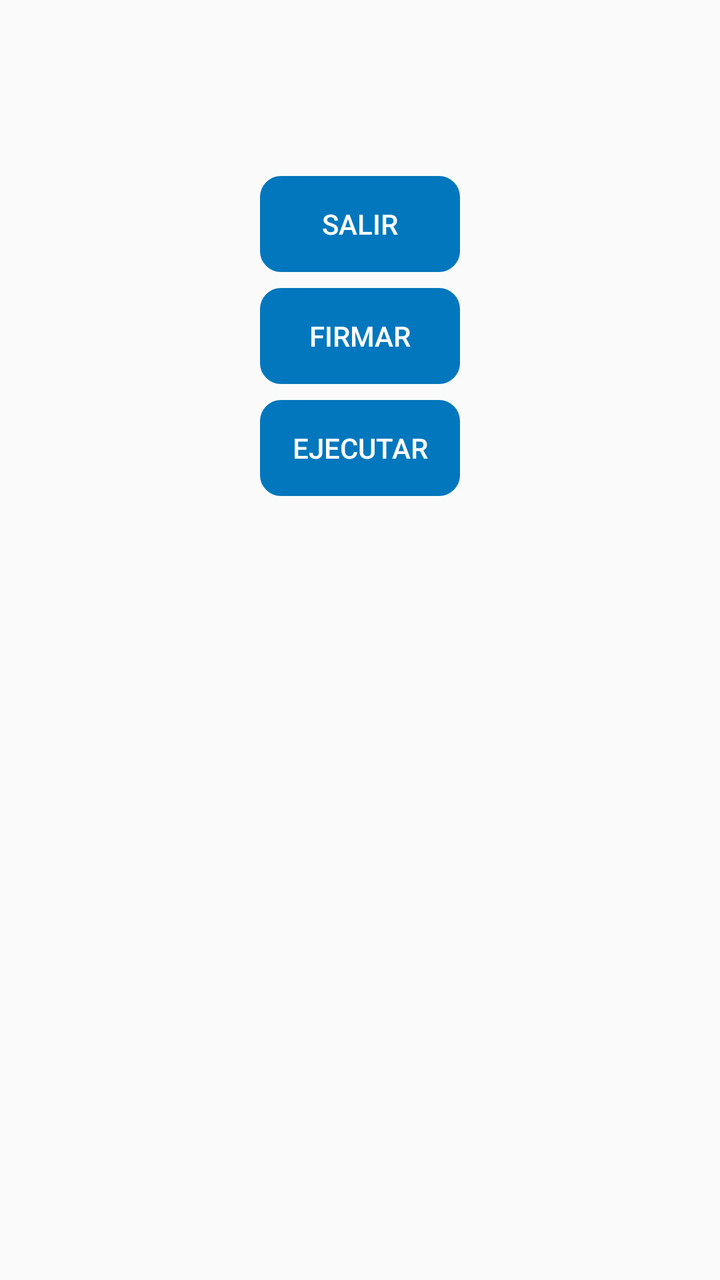
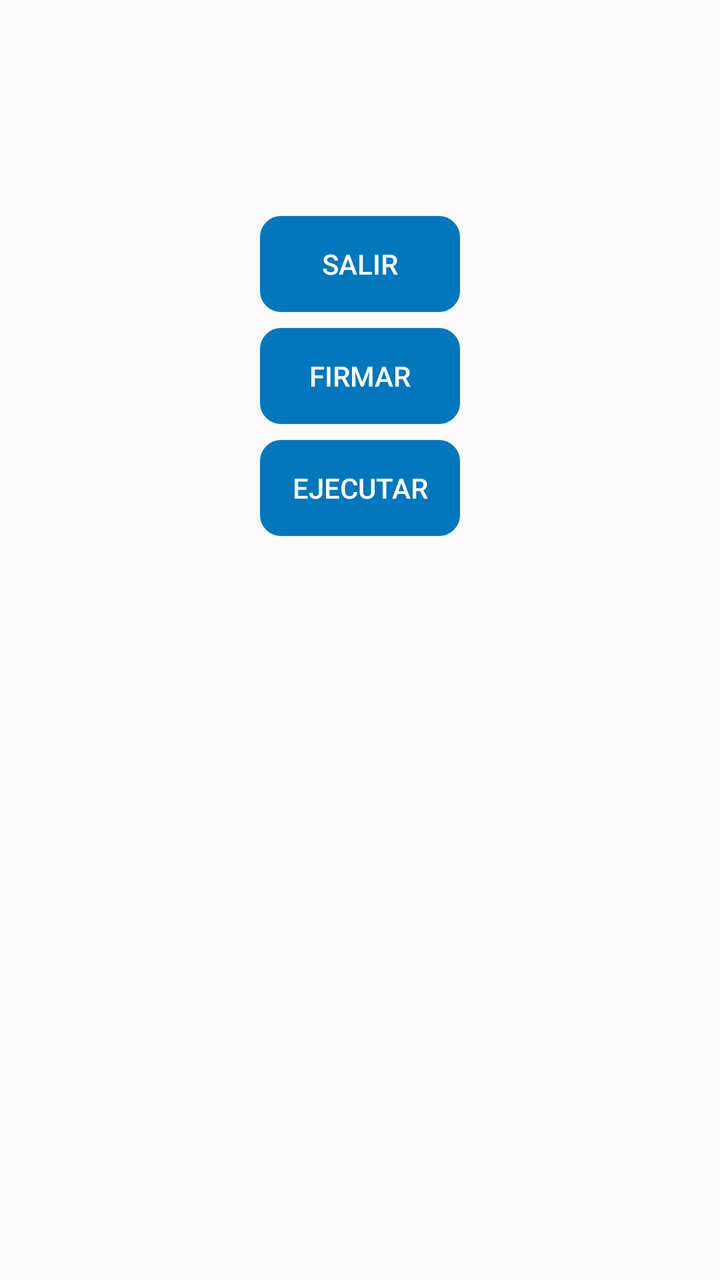

Compare the two renders of this Android layout. The source of the first and the diff that turns it into the second are given below.
<!-- AndroidManifest.xml: application theme AppTheme -->
<!-- res/layout/activity_ejecutar_reporte.xml -->
<?xml version="1.0" encoding="utf-8"?>
<FrameLayout xmlns:android="http://schemas.android.com/apk/res/android"
    xmlns:app="http://schemas.android.com/apk/res-auto"
    xmlns:tools="http://schemas.android.com/tools"
    android:layout_width="match_parent"
    android:layout_height="match_parent"
    tools:context=".Fragments.EjecutarReportes">

    <android.support.constraint.ConstraintLayout
        android:layout_width="match_parent"
        android:layout_height="match_parent"
        android:layout_marginTop="80dp">

        <Button
            android:id="@+id/ejecutarR"
            android:layout_width="100dp"
            android:layout_height="wrap_content"
            android:layout_alignParentStart="true"
            android:layout_marginTop="8dp"
            android:background="@drawable/boton"
            android:backgroundTint="@color/colorPrimary"
            android:text="@string/ejecutar"
            android:textColor="#fff"
            app:layout_constraintEnd_toEndOf="@+id/firmarRep"
            app:layout_constraintStart_toStartOf="@+id/firmarRep"
            app:layout_constraintTop_toBottomOf="@+id/firmarRep" />

        <Button
            android:id="@+id/firmarRep"
            android:layout_width="100dp"
            android:layout_height="wrap_content"
            android:layout_alignParentEnd="true"
            android:layout_marginTop="8dp"
            android:layout_toEndOf="@+id/ejecutarR"
            android:background="@drawable/boton"
            android:backgroundTint="@color/colorPrimary"
            android:enabled="true"
            android:text="@string/firmar"
            android:textColor="#fff"
            app:layout_constraintEnd_toEndOf="@+id/SalirR"
            app:layout_constraintStart_toStartOf="@+id/SalirR"
            app:layout_constraintTop_toBottomOf="@+id/SalirR" />

        <Button
            android:id="@+id/SalirR"
            android:layout_width="100dp"
            android:layout_height="wrap_content"
            android:layout_below="@+id/ejecutarR"
            android:layout_centerHorizontal="true"
            android:layout_marginStart="8dp"
            android:layout_marginTop="8dp"
            android:layout_marginEnd="8dp"
            android:background="@drawable/boton"
            android:backgroundTint="@color/colorPrimary"
            android:text="@string/salir"
            android:textColor="#fff"
            app:layout_constraintEnd_toEndOf="parent"
            app:layout_constraintStart_toStartOf="parent"
            app:layout_constraintTop_toTopOf="parent" />
    </android.support.constraint.ConstraintLayout>
</FrameLayout>
<!-- resources referenced by this layout -->
<resources>
  <color name="colorPrimary">#0277BD</color>
  <!-- drawable boton (drawable) -->
  <?xml version="1.0" encoding="utf-8"?>
      <shape xmlns:android="http://schemas.android.com/apk/res/android" android:shape="rectangle">
          <stroke  android:width="1dp"/>
          <corners android:radius="10dp"/>
  
  
      </shape>
  <string name="ejecutar">Ejecutar</string>
  <string name="firmar">Firmar</string>
  <string name="salir">Salir</string>
  <style name="AppTheme" parent="Theme.AppCompat.Light.DarkActionBar">
          
          <item name="colorPrimary">@color/colorPrimary</item>
          <item name="colorPrimaryDark">@color/colorPrimaryDark</item>
          <item name="colorAccent">@color/colorAccent</item>
          <item name="android:colorForeground">@android:color/background_dark</item>
      </style>
  <color name="colorPrimaryDark">#004C8C</color>
  <color name="colorAccent">#0000FF</color>
</resources>

<!-- the commit's change to res/layout/activity_ejecutar_reporte.xml (unified diff, before → after) -->
@@ -9,7 +9,7 @@
     <android.support.constraint.ConstraintLayout
         android:layout_width="match_parent"
         android:layout_height="match_parent"
-        android:layout_marginTop="80dp">
+        android:layout_marginTop="100dp">
 
         <Button
             android:id="@+id/ejecutarR"
